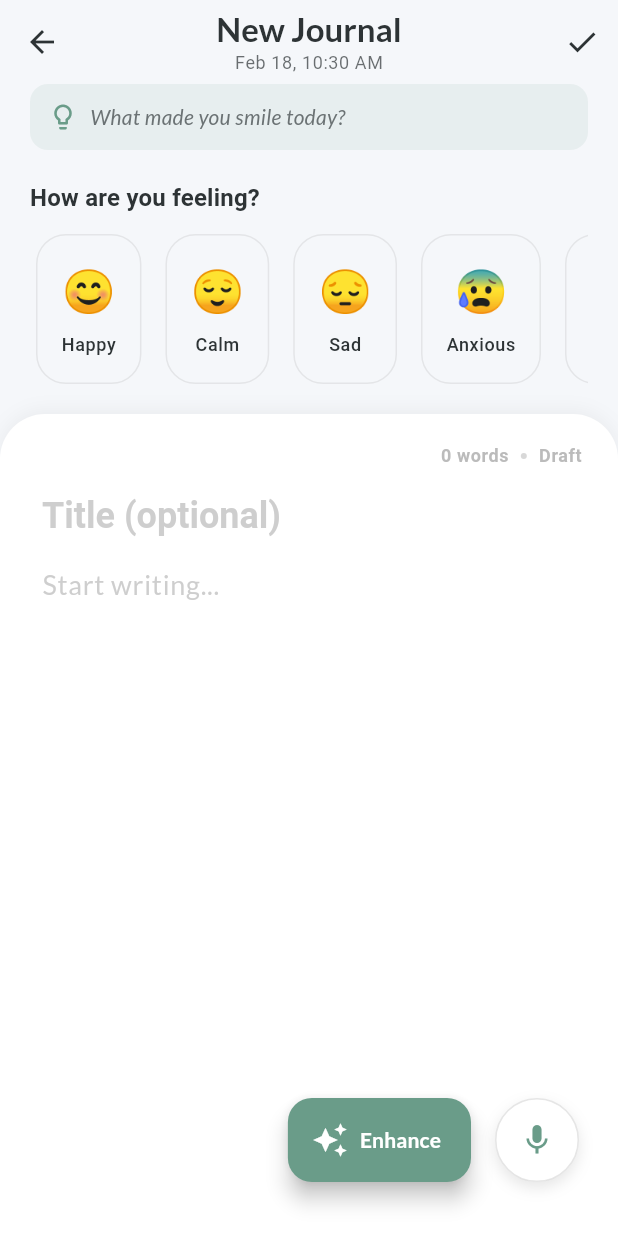
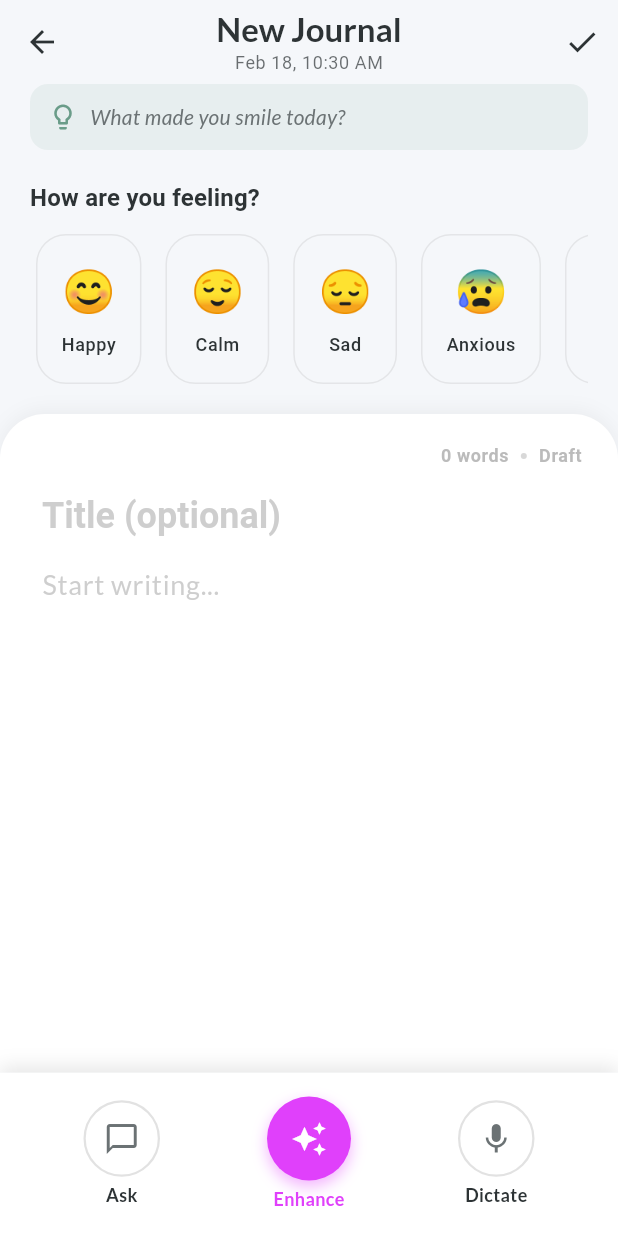
Before and after one commit to vivekjain2811/Ai-journal-app, a Flutter app: the JournalEntryScreen screen opened directly, on a phone screen of 412 x 824 dp. Run offline on Flutter 3.47's test engine with Material 3 defaults, Android fonts, the phone set to English and light mode, and no system bars; our stand-ins replace cloud_firestore, firebase_auth, firebase_core, firebase_storage, fl_chart, flutter_dotenv and 5 more; accounts and stored records are empty; network calls fail.

Commit message:
ask feature

```diff
--- a/lib/screens/journal_entry_screen.dart
+++ b/lib/screens/journal_entry_screen.dart
@@ -11,6 +11,7 @@ import '../services/ai_service.dart'; // Restore this import
 
 import '../widgets/mood_selector_row.dart';
 import '../widgets/ai_suggestion_sheet.dart';
+import '../widgets/ask_bottom_sheet.dart';
 import '../widgets/gradient_scaffold.dart';
 
 class JournalEntryScreen extends StatefulWidget {
@@ -424,30 +425,42 @@ class _JournalEntryScreenState extends State<JournalEntryScreen> with SingleTick
         ],
       ),
 
-      // Floating Action Buttons (Enhance + Mic)
-      floatingActionButton: Padding(
-        padding: const EdgeInsets.only(bottom: 20, right: 10),
+      // Bottom Action Bar
+      bottomNavigationBar: Container(
+        padding: const EdgeInsets.symmetric(horizontal: 20, vertical: 16),
+        decoration: BoxDecoration(
+          color: Theme.of(context).cardColor,
+          boxShadow: [
+            BoxShadow(
+              color: Colors.black.withValues(alpha: 0.1),
+              blurRadius: 10,
+              offset: const Offset(0, -4),
+            )
+          ],
+        ),
+        child: SafeArea(
           child: Row(
-          mainAxisSize: MainAxisSize.min,
+            mainAxisAlignment: MainAxisAlignment.spaceAround,
             children: [
-            // Enhance Button
-             FloatingActionButton.extended(
-                heroTag: 'enhance',
-                onPressed: _isEnhancing ? null : _enhanceWithAI,
-                backgroundColor: Theme.of(context).primaryColor,
-                icon: _isEnhancing
-                    ? const SizedBox(
-                        width: 16, height: 16,
-                        child: CircularProgressIndicator(color: Colors.white, strokeWidth: 2))
-                    : const Icon(Icons.auto_awesome, color: Colors.white),
-                label: Text(
-                  _isEnhancing ? 'Enhancing...' : 'Enhance',
-                  style: const TextStyle(color: Colors.white),
+              // 1. Ask Button
+              _buildActionButton(
+                 label: 'Ask',
+                 icon: Icons.chat_bubble_outline,
+                 color: Theme.of(context).primaryColor,
+                 onTap: _showAskSheet,
               ),
+
+              // 2. Enhance Button (Center, prominent)
+              _buildActionButton(
+                 label: _isEnhancing ? 'Enhancing...' : 'Enhance',
+                 icon: Icons.auto_awesome,
+                 color: Colors.purpleAccent,
+                 onTap: _isEnhancing ? null : _enhanceWithAI,
+                 isPrimary: true,
+                 isLoading: _isEnhancing,
               ),
-             const SizedBox(width: 16),
 
-             // Mic Button
+              // 3. Mic Button
               GestureDetector(
                 onTap: _toggleListening,
                 child: AnimatedBuilder(
@@ -458,33 +471,104 @@ class _JournalEntryScreenState extends State<JournalEntryScreen> with SingleTick
                       child: child,
                     );
                   },
-                 child: Container(
-                   height: 56,
-                   width: 56,
+                  child: Column(
+                    mainAxisSize: MainAxisSize.min,
+                    children: [
+                      Container(
+                        padding: const EdgeInsets.all(12),
                         decoration: BoxDecoration(
-                     color: _isListening ? Colors.redAccent : Theme.of(context).cardColor,
+                           color: _isListening ? Colors.red.withValues(alpha: 0.1) : Colors.transparent,
                            shape: BoxShape.circle,
-                     boxShadow: [
-                       BoxShadow(
-                         color: Colors.black.withValues(alpha: 0.1),
-                         blurRadius: 8,
-                         offset: const Offset(0, 4),
-                       )
-                     ],
                            border: Border.all(
-                       color: Theme.of(context).dividerColor.withValues(alpha: 0.1),
+                             color: _isListening ? Colors.red : Colors.grey.withValues(alpha: 0.3),
+                             width: 1.5,
                            ),
                         ),
                         child: Icon(
                           _isListening ? Icons.stop : Icons.mic,
-                     color: _isListening ? Colors.white : Theme.of(context).primaryColor,
+                          color: _isListening ? Colors.red : Theme.of(context).textTheme.bodyMedium?.color,
+                          size: 24,
                         ),
                       ),
+                      const SizedBox(height: 4),
+                       Text(
+                        _isListening ? 'Stop' : 'Dictate',
+                        style: GoogleFonts.lato(
+                          fontSize: 12,
+                          fontWeight: FontWeight.w600,
+                          color: _isListening ? Colors.red : Theme.of(context).textTheme.bodySmall?.color,
                         ),
                       ),
                     ],
                   ),
                 ),
+              ),
+
+            ],
+          ),
+        ),
+      ),
+    );
+  }
+
+  Widget _buildActionButton({
+    required String label,
+    required IconData icon,
+    required Color color,
+    VoidCallback? onTap,
+    bool isPrimary = false,
+    bool isLoading = false,
+  }) {
+      return GestureDetector(
+        onTap: onTap,
+        child: Column(
+          mainAxisSize: MainAxisSize.min,
+          children: [
+             Container(
+               padding: EdgeInsets.all(isPrimary ? 16 : 12),
+               decoration: BoxDecoration(
+                 color: isPrimary ? color : Colors.transparent,
+                 shape: BoxShape.circle,
+                 border: isPrimary
+                    ? null
+                    : Border.all(color: Colors.grey.withValues(alpha: 0.3), width: 1.5),
+                 boxShadow: isPrimary
+                    ? [BoxShadow(color: color.withValues(alpha: 0.4), blurRadius: 8, offset: const Offset(0, 4))]
+                    : null,
+               ),
+               child: isLoading
+                  ? const SizedBox(
+                      width: 24, height: 24,
+                      child: CircularProgressIndicator(color: Colors.white, strokeWidth: 2))
+                  : Icon(icon, color: isPrimary ? Colors.white : Theme.of(context).textTheme.bodyMedium?.color, size: 24),
+             ),
+             const SizedBox(height: 4),
+             Text(
+               label,
+               style: GoogleFonts.lato(
+                 fontSize: 12,
+                 fontWeight: FontWeight.w600,
+                 color: isPrimary ? color : Theme.of(context).textTheme.bodySmall?.color,
+               ),
+             ),
+          ],
+        ),
+      );
+  }
+
+  void _showAskSheet() {
+    if (_journalController.text.trim().isEmpty) {
+        ScaffoldMessenger.of(context).showSnackBar(
+          const SnackBar(content: Text('Write something first to ask about!')),
+        );
+        return;
+    }
+
+    showModalBottomSheet(
+      context: context,
+      isScrollControlled: true,
+      backgroundColor: Colors.transparent,
+      builder: (context) => AskBottomSheet(journalContext: _journalController.text),
     );
   }
 
```
Also changed, not shown: lib/services/ai_service.dart (+49 -0 lines), lib/widgets/ask_bottom_sheet.dart (added, +269 -0 lines). Lines whose indentation alone changed are shown as unchanged.
